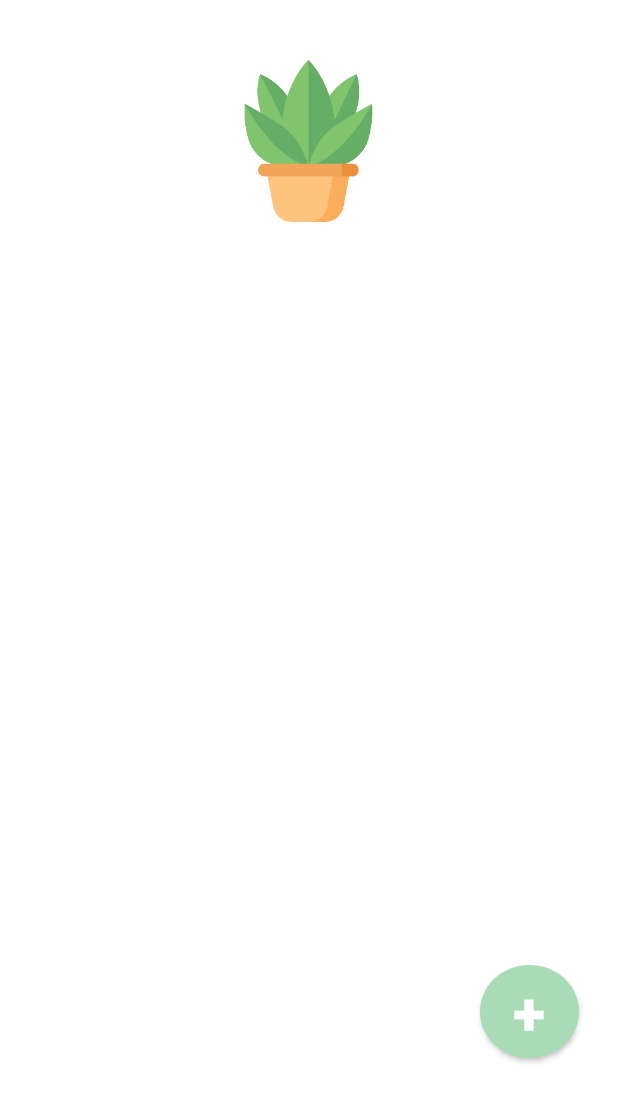
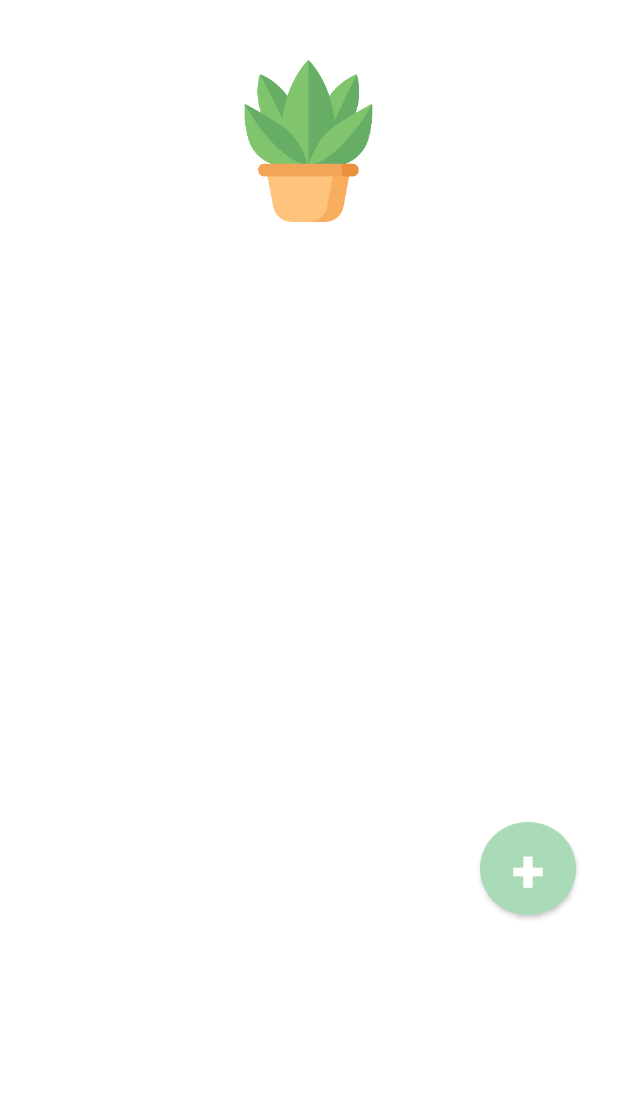
Before and after one commit to summer0573/Project_growDiary, an Android app: the screen it shows after launch (MainActivity), on a phone screen of 412 x 824 dp. Shown: the top 1102 px of the screen. Run offline under Robolectric (Android 15) with nearby library versions, the phone set to English and light mode, and no system bars.

Commit message:
버튼 위치 수정

```diff
--- a/app/src/main/res/layout/activity_main.xml
+++ b/app/src/main/res/layout/activity_main.xml
@@ -17,10 +17,10 @@
             android:src="@drawable/logo" />
 
         <Button
-            android:layout_width="66dp"
+            android:layout_width="64dp"
             android:layout_height="62dp"
-            android:layout_marginTop="495dp"
             android:layout_marginLeft="320dp"
+            android:layout_marginTop="400dp"
             android:background="@drawable/shape_for_circle_green_button"
             android:text="+"
             android:textSize="40sp"
```
